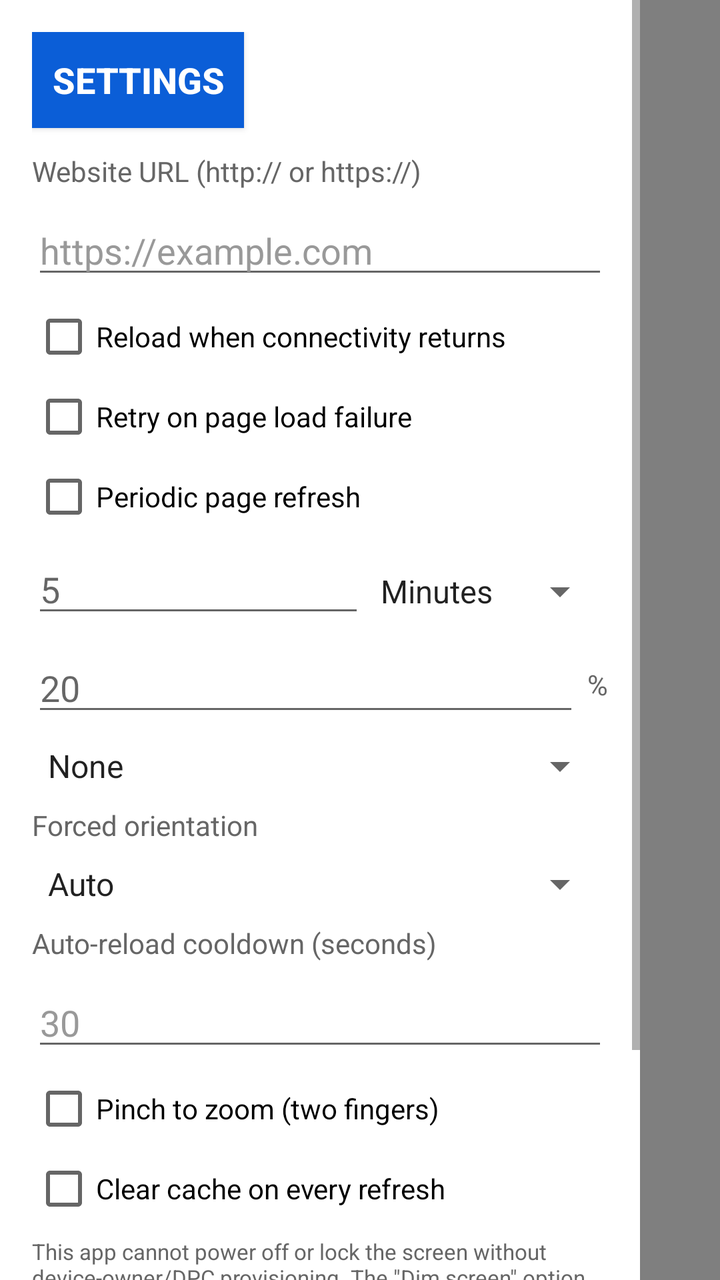
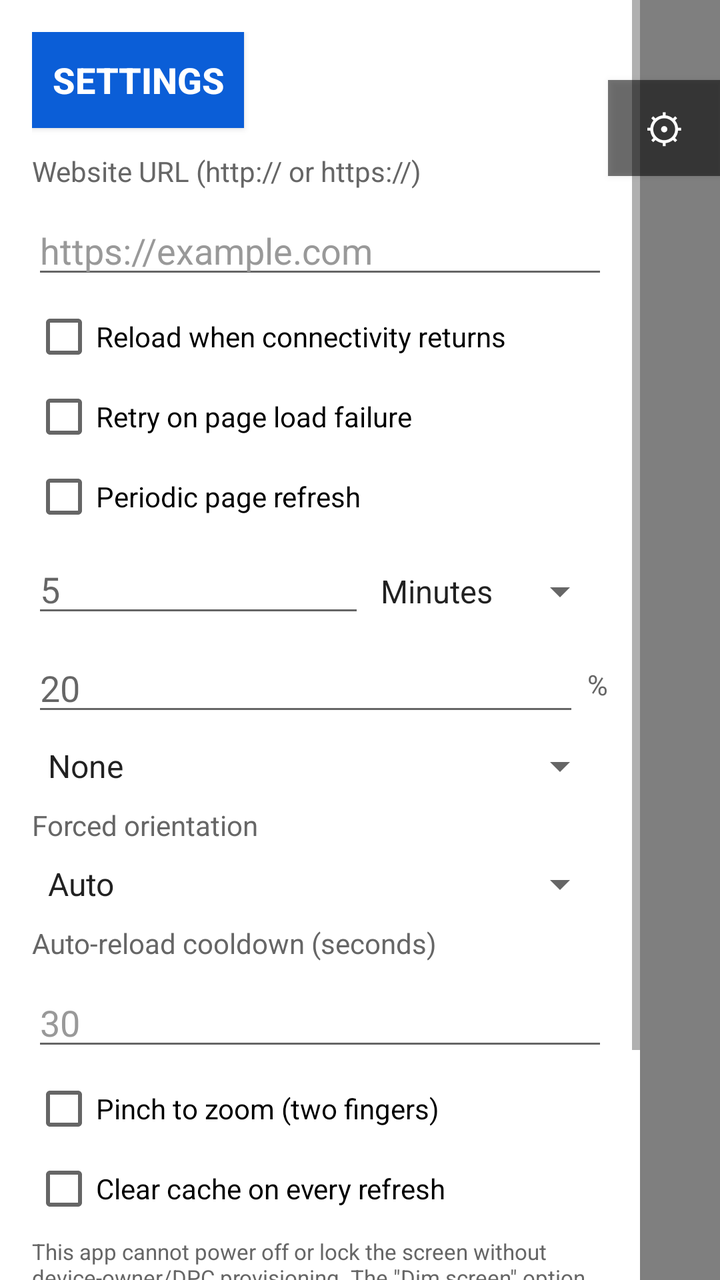

The first picture is an Android layout as it rendered before a commit; the second is the same layout after the commit. The layout source and the unified diff follow.
<!-- AndroidManifest.xml: application theme Theme.SimpleKioskBrowser -->
<!-- res/layout/activity_main.xml -->
<?xml version="1.0" encoding="utf-8"?>
<FrameLayout xmlns:android="http://schemas.android.com/apk/res/android"
    android:id="@+id/root_container"
    android:layout_width="match_parent"
    android:layout_height="match_parent">

    
    <WebView
        android:id="@+id/webview"
        android:layout_width="match_parent"
        android:layout_height="match_parent" />

    
    <com.simplekioskbrowser.ui.EdgeSwipeView
        android:id="@+id/edge_swipe_view"
        android:layout_width="@dimen/edge_strip_width"
        android:layout_height="match_parent"
        android:layout_gravity="start"
        android:background="@android:color/transparent" />

    
    <View
        android:id="@+id/settings_scrim"
        android:layout_width="match_parent"
        android:layout_height="match_parent"
        android:background="@color/settings_scrim"
        android:clickable="true"
        android:focusable="true"
        android:visibility="gone" />

    
    <LinearLayout
        android:id="@+id/error_overlay"
        android:layout_width="match_parent"
        android:layout_height="match_parent"
        android:background="#eeffffff"
        android:gravity="center"
        android:orientation="vertical"
        android:visibility="gone">

        <ProgressBar
            android:id="@+id/loading_indicator"
            android:layout_width="wrap_content"
            android:layout_height="wrap_content"
            android:visibility="gone" />

        <TextView
            android:id="@+id/error_message"
            android:layout_width="wrap_content"
            android:layout_height="wrap_content"
            android:gravity="center"
            android:maxWidth="260dp"
            android:padding="16dp"
            android:textColor="@color/text_primary"
            android:textSize="16sp"
            android:visibility="gone" />

        <Button
            android:id="@+id/error_retry"
            style="@style/Widget.SimpleKioskBrowser.Button"
            android:layout_width="wrap_content"
            android:layout_height="wrap_content"
            android:layout_marginTop="8dp"
            android:text="@string/action_retry"
            android:visibility="gone" />
    </LinearLayout>

    
    <TextView
        android:id="@+id/low_battery_notice"
        android:layout_width="wrap_content"
        android:layout_height="wrap_content"
        android:layout_gravity="bottom|center_horizontal"
        android:layout_marginBottom="24dp"
        android:background="#aa222222"
        android:padding="8dp"
        android:text="@string/status_low_battery"
        android:textColor="@android:color/white"
        android:textSize="14sp"
        android:visibility="gone" />

    
    <ScrollView
        android:id="@+id/settings_panel"
        android:layout_width="@dimen/settings_panel_width"
        android:layout_height="match_parent"
        android:layout_gravity="start"
        android:background="@color/settings_panel_bg"
        android:fillViewport="true">

        <LinearLayout
            android:layout_width="match_parent"
            android:layout_height="wrap_content"
            android:orientation="vertical"
            android:padding="@dimen/settings_padding">

            <TextView
                android:id="@+id/settings_title"
                style="@style/Widget.SimpleKioskBrowser.Button"
                android:layout_width="wrap_content"
                android:layout_height="wrap_content"
                android:layout_marginBottom="@dimen/settings_section_spacing"
                android:background="@color/colorPrimary"
                android:padding="10dp"
                android:text="@string/settings_title"
                android:textColor="@android:color/white"
                android:textSize="18sp"
                android:textStyle="bold" />

            <TextView
                android:layout_width="match_parent"
                android:layout_height="wrap_content"
                android:layout_marginBottom="@dimen/settings_field_margin"
                android:text="Website URL (http:// or https://)"
                android:textColor="@color/text_secondary"
                android:textSize="14sp" />

            <EditText
                android:id="@+id/settings_url"
                android:layout_width="match_parent"
                android:layout_height="wrap_content"
                android:layout_marginBottom="@dimen/settings_field_margin"
                android:hint="@string/settings_url_hint"
                android:inputType="textUri"
                android:maxLines="1"
                android:textColor="@color/text_primary"
                android:textColorHint="#999999" />

            <TextView
                android:id="@+id/settings_url_error"
                android:layout_width="match_parent"
                android:layout_height="wrap_content"
                android:layout_marginBottom="@dimen/settings_field_margin"
                android:textColor="@color/error_text"
                android:textSize="12sp"
                android:visibility="gone" />

            <CheckBox
                android:id="@+id/settings_reload_connectivity"
                android:layout_width="match_parent"
                android:layout_height="wrap_content"
                android:layout_marginBottom="@dimen/settings_field_margin"
                android:text="@string/settings_reload_on_connectivity" />

            <CheckBox
                android:id="@+id/settings_reload_webview_error"
                android:layout_width="match_parent"
                android:layout_height="wrap_content"
                android:layout_marginBottom="@dimen/settings_field_margin"
                android:text="@string/settings_reload_on_webview_error" />

            <CheckBox
                android:id="@+id/settings_periodic_enabled"
                android:layout_width="match_parent"
                android:layout_height="wrap_content"
                android:layout_marginBottom="@dimen/settings_field_margin"
                android:text="@string/settings_periodic_reload" />

            <LinearLayout
                android:layout_width="match_parent"
                android:layout_height="wrap_content"
                android:orientation="horizontal"
                android:layout_marginBottom="@dimen/settings_field_margin">

                <EditText
                    android:id="@+id/settings_interval"
                    android:layout_width="0dp"
                    android:layout_height="wrap_content"
                    android:layout_weight="1"
                    android:hint="@string/settings_interval_hint"
                    android:inputType="number"
                    android:maxLines="1"
                    android:textColor="@color/text_primary" />

                <Spinner
                    android:id="@+id/settings_interval_unit"
                    android:layout_width="wrap_content"
                    android:layout_height="wrap_content"
                    android:entries="@array/interval_units" />
            </LinearLayout>

            <LinearLayout
                android:layout_width="match_parent"
                android:layout_height="wrap_content"
                android:orientation="horizontal"
                android:layout_marginBottom="@dimen/settings_field_margin">

                <EditText
                    android:id="@+id/settings_battery_threshold"
                    android:layout_width="0dp"
                    android:layout_height="wrap_content"
                    android:layout_weight="1"
                    android:hint="@string/settings_battery_hint"
                    android:inputType="number"
                    android:maxLines="1"
                    android:textColor="@color/text_primary" />

                <TextView
                    android:layout_width="wrap_content"
                    android:layout_height="wrap_content"
                    android:layout_gravity="center_vertical"
                    android:layout_marginStart="4dp"
                    android:text="%"
                    android:textColor="@color/text_secondary" />
            </LinearLayout>

            <Spinner
                android:id="@+id/settings_battery_action"
                android:layout_width="match_parent"
                android:layout_height="wrap_content"
                android:layout_marginBottom="@dimen/settings_field_margin"
                android:entries="@array/battery_actions" />

            <TextView
                android:layout_width="match_parent"
                android:layout_height="wrap_content"
                android:layout_marginBottom="@dimen/settings_field_margin"
                android:text="Forced orientation"
                android:textColor="@color/text_secondary"
                android:textSize="14sp" />

            <Spinner
                android:id="@+id/settings_orientation"
                android:layout_width="match_parent"
                android:layout_height="wrap_content"
                android:layout_marginBottom="@dimen/settings_field_margin"
                android:entries="@array/orientation_options" />

            <TextView
                android:layout_width="match_parent"
                android:layout_height="wrap_content"
                android:layout_marginBottom="@dimen/settings_field_margin"
                android:text="Auto-reload cooldown (seconds)"
                android:textColor="@color/text_secondary"
                android:textSize="14sp" />

            <EditText
                android:id="@+id/settings_auto_reload_interval"
                android:layout_width="match_parent"
                android:layout_height="wrap_content"
                android:layout_marginBottom="@dimen/settings_field_margin"
                android:hint="30"
                android:inputType="number"
                android:maxLines="1"
                android:textColor="@color/text_primary"
                android:textColorHint="#999999" />

            <CheckBox
                android:id="@+id/settings_pinch_zoom"
                android:layout_width="match_parent"
                android:layout_height="wrap_content"
                android:layout_marginBottom="@dimen/settings_field_margin"
                android:text="Pinch to zoom (two fingers)" />

            <CheckBox
                android:id="@+id/settings_clear_cache"
                android:layout_width="match_parent"
                android:layout_height="wrap_content"
                android:layout_marginBottom="@dimen/settings_field_margin"
                android:text="Clear cache on every refresh" />

            <TextView
                android:id="@+id/settings_battery_disclaimer"
                android:layout_width="match_parent"
                android:layout_height="wrap_content"
                android:layout_marginBottom="@dimen/settings_field_margin"
                android:text="@string/battery_disclaimer"
                android:textColor="@color/text_secondary"
                android:textSize="11sp" />

            <LinearLayout
                android:layout_width="match_parent"
                android:layout_height="wrap_content"
                android:orientation="horizontal"
                android:layout_marginTop="@dimen/settings_section_spacing">

                <Button
                    android:id="@+id/settings_save"
                    style="@style/Widget.SimpleKioskBrowser.Button"
                    android:layout_width="0dp"
                    android:layout_height="wrap_content"
                    android:layout_weight="1"
                    android:layout_marginEnd="4dp"
                    android:text="@string/settings_save" />

                <Button
                    android:id="@+id/settings_return"
                    style="@style/Widget.SimpleKioskBrowser.Button"
                    android:layout_width="0dp"
                    android:layout_height="wrap_content"
                    android:layout_weight="1"
                    android:layout_marginStart="4dp"
                    android:text="@string/settings_return" />
            </LinearLayout>

            <View
                android:layout_width="match_parent"
                android:layout_height="24dp" />
        </LinearLayout>
    </ScrollView>
</FrameLayout>
<!-- resources referenced by this layout -->
<resources>
  <string-array name="battery_actions">
          <item>None</item>
          <item>Pause refreshes</item>
      </string-array>
  <string-array name="interval_units">
          <item>Minutes</item>
          <item>Hours</item>
      </string-array>
  <string-array name="orientation_options">
          <item>Auto</item>
          <item>Landscape</item>
          <item>Portrait</item>
          <item>Reverse Landscape</item>
          <item>Reverse Portrait</item>
      </string-array>
  <color name="colorPrimary">#0b5ed7</color>
  <color name="error_text">#b3261e</color>
  <color name="settings_panel_bg">#ffffff</color>
  <color name="settings_scrim">#88000000</color>
  <color name="text_primary">#1a1a1a</color>
  <color name="text_secondary">#666666</color>
  <dimen name="edge_strip_width">24dp</dimen>
  <dimen name="settings_field_margin">8dp</dimen>
  <dimen name="settings_padding">16dp</dimen>
  <dimen name="settings_panel_width">320dp</dimen>
  <dimen name="settings_section_spacing">12dp</dimen>
  <string name="action_retry">Retry</string>
  <string name="battery_disclaimer">This app cannot power off or lock the screen without device-owner/DPC provisioning. The \"Dim screen\" option lowers this app window\u2019s brightness only; it is not a true screen power-off.</string>
  <string name="settings_battery_hint">20</string>
  <string name="settings_interval_hint">5</string>
  <string name="settings_periodic_reload">Periodic page refresh</string>
  <string name="settings_reload_on_connectivity">Reload when connectivity returns</string>
  <string name="settings_reload_on_webview_error">Retry on page load failure</string>
  <string name="settings_return">Return to page</string>
  <string name="settings_save">Save</string>
  <string name="settings_title">Settings</string>
  <string name="settings_url_hint">https://example.com</string>
  <string name="status_low_battery">Battery is low. Refreshes paused.</string>
  <style name="Widget.SimpleKioskBrowser.Button" parent="android:Widget.Material.Button">
          <item name="android:backgroundTint">@color/colorPrimary</item>
          <item name="android:textColor">@android:color/white</item>
      </style>
  <style name="Theme.SimpleKioskBrowser" parent="android:Theme.Material.Light.NoActionBar">
          <item name="android:colorPrimary">@color/colorPrimary</item>
          <item name="android:colorPrimaryDark">@color/colorPrimaryDark</item>
          <item name="android:colorAccent">@color/colorAccent</item>
          <item name="android:windowBackground">@color/window_background</item>
          <item name="android:statusBarColor">@android:color/transparent</item>
          <item name="android:navigationBarColor">@android:color/transparent</item>
      </style>
  <color name="colorPrimaryDark">#0a4aa8</color>
  <color name="colorAccent">#0b5ed7</color>
  <color name="window_background">#f5f5f5</color>
</resources>

<!-- the commit's change to res/layout/activity_main.xml (unified diff, before → after) -->
@@ -11,12 +11,18 @@
         android:layout_height="match_parent" />
 
     
-    <com.simplekioskbrowser.ui.EdgeSwipeView
-        android:id="@+id/edge_swipe_view"
-        android:layout_width="@dimen/edge_strip_width"
-        android:layout_height="match_parent"
-        android:layout_gravity="start"
-        android:background="@android:color/transparent" />
+    <Button
+        android:id="@+id/settings_handle"
+        android:layout_width="56dp"
+        android:layout_height="48dp"
+        android:layout_gravity="top|end"
+        android:layout_marginTop="40dp"
+        android:layout_marginEnd="0dp"
+        android:background="#88000000"
+        android:text="⚙"
+        android:textColor="@android:color/white"
+        android:textSize="20sp"
+        android:visibility="visible" />
 
     
     <View
<!-- resource entries referenced after the edit -->
@@ -21,7 +21,6 @@
   <color name="settings_scrim">#88000000</color>
   <color name="text_primary">#1a1a1a</color>
   <color name="text_secondary">#666666</color>
-  <dimen name="edge_strip_width">24dp</dimen>
   <dimen name="settings_field_margin">8dp</dimen>
   <dimen name="settings_padding">16dp</dimen>
   <dimen name="settings_panel_width">320dp</dimen>
